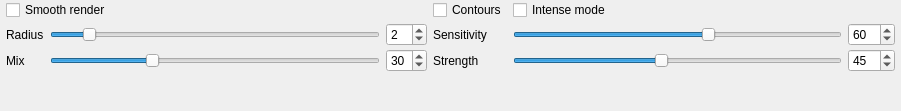
Before: the Qt Designer form src/gui/forms/toolbar_renderenhancegroup.ui in open-scan-crew/OpenScanTools, drawn with Qt 5.
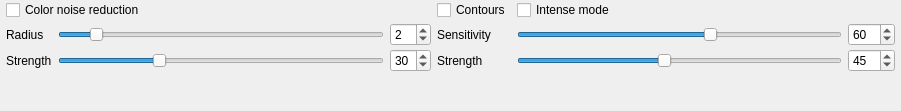
After: the same form once the commit is applied.

Commit message: Replace edge-aware blur with color noise reduction pass

Diff of the .ui file:
```diff
--- a/src/gui/forms/toolbar_renderenhancegroup.ui
+++ b/src/gui/forms/toolbar_renderenhancegroup.ui
@@ -62,7 +62,7 @@
       <string>This function adds a slight blur that can help soften the rendering. It is best to keep the values fairly low. </string>
      </property>
      <property name="text">
-      <string>Smooth render</string>
+      <string>Color noise reduction</string>
      </property>
     </widget>
    </item>
@@ -186,7 +186,7 @@
    <item row="2" column="0">
     <widget class="QLabel" name="label_mix">
      <property name="text">
-      <string>Mix</string>
+      <string>Strength</string>
      </property>
     </widget>
    </item>
```
Left out of the diff: 6 changed lines with no effect on the pictures. The commit also changes 25 other files.
